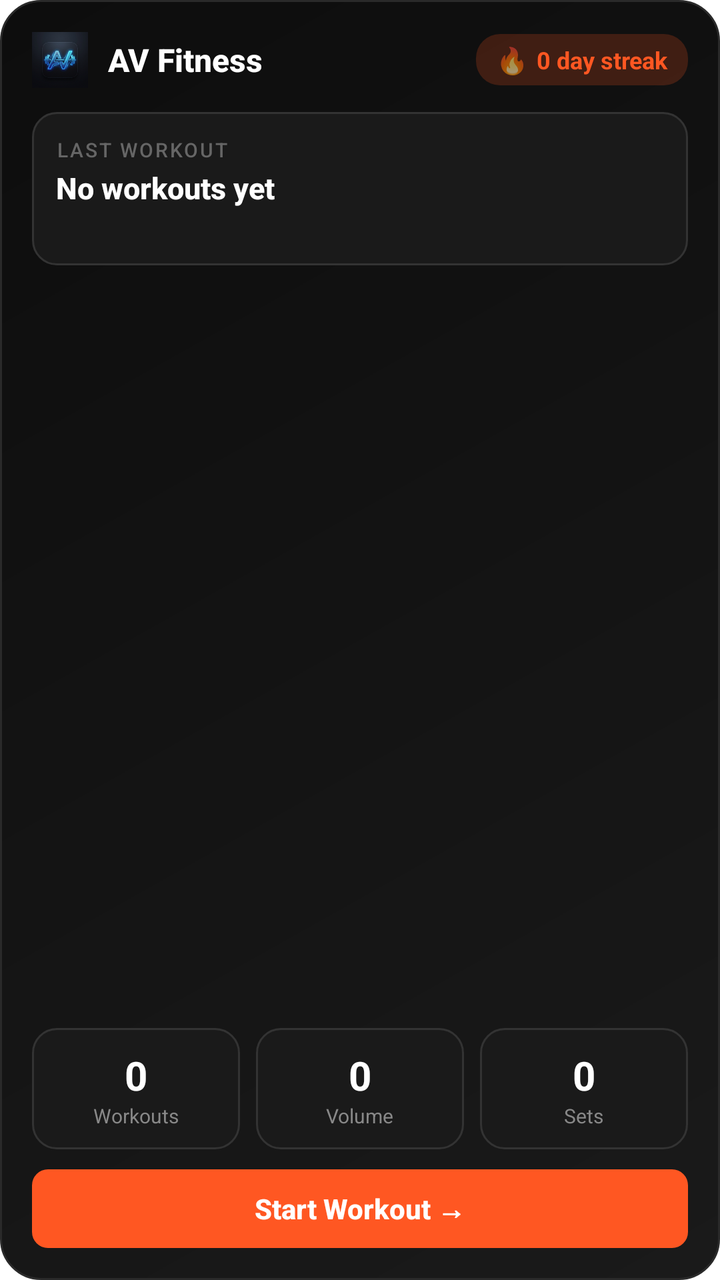
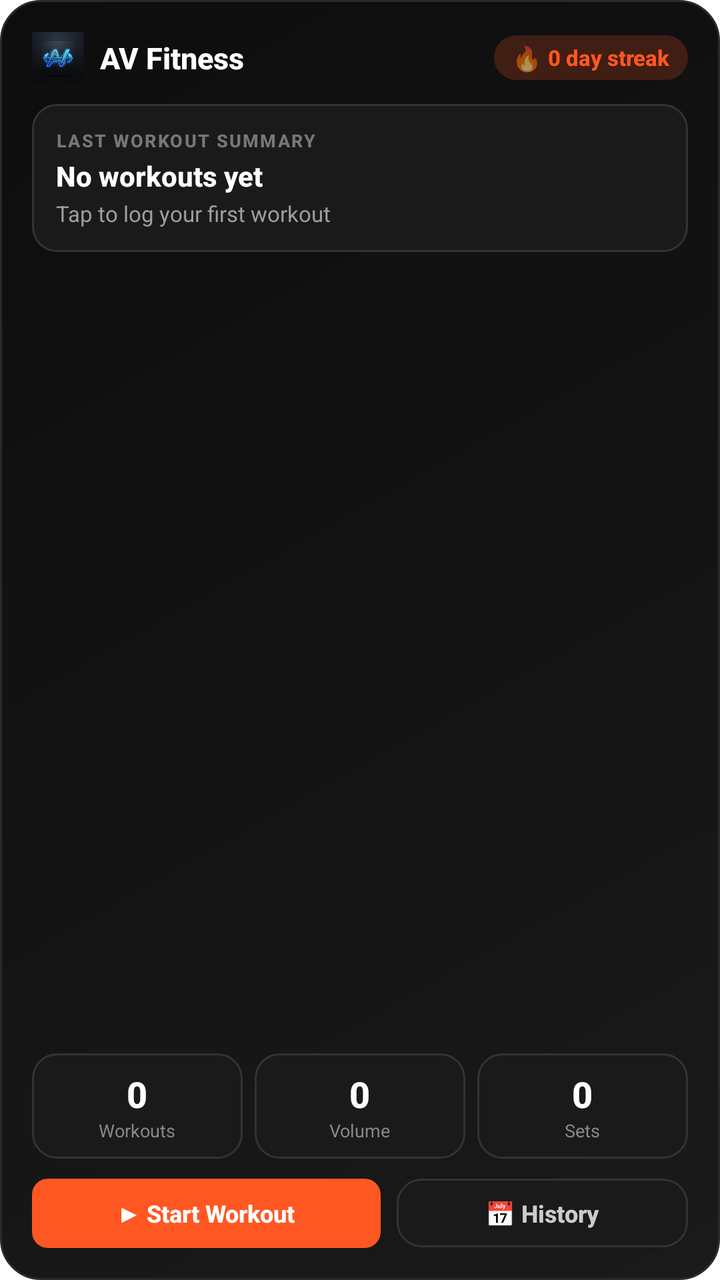

Two renders of the same Android screen: before a commit and after it. Below are the layout's source before the change and the commit's diff.
<!-- AndroidManifest.xml: fallback theme Theme.MaterialComponents.DayNight.NoActionBar -->
<!-- res/layout/widget_3x3.xml -->
<?xml version="1.0" encoding="utf-8"?>
<LinearLayout xmlns:android="http://schemas.android.com/apk/res/android"
    android:id="@+id/widget_container"
    android:layout_width="match_parent"
    android:layout_height="match_parent"
    android:orientation="vertical"
    android:background="@drawable/widget_bg"
    android:padding="16dp">

    
    <LinearLayout
        android:layout_width="match_parent"
        android:layout_height="wrap_content"
        android:orientation="horizontal"
        android:gravity="center_vertical">

        <ImageView
            android:layout_width="28dp"
            android:layout_height="28dp"
            android:src="@mipmap/launcher_icon" />

        <TextView
            android:layout_width="0dp"
            android:layout_height="wrap_content"
            android:layout_weight="1"
            android:text="AV Fitness"
            android:textColor="#FFFFFF"
            android:textSize="16sp"
            android:textStyle="bold"
            android:fontFamily="sans-serif-medium"
            android:layout_marginStart="10dp" />

        
        <LinearLayout
            android:layout_width="wrap_content"
            android:layout_height="wrap_content"
            android:orientation="horizontal"
            android:background="@drawable/widget_accent_bg"
            android:paddingStart="10dp"
            android:paddingEnd="10dp"
            android:paddingTop="4dp"
            android:paddingBottom="4dp"
            android:gravity="center">

            <TextView
                android:layout_width="wrap_content"
                android:layout_height="wrap_content"
                android:text="🔥"
                android:textSize="13sp" />

            <TextView
                android:id="@+id/streak_count"
                android:layout_width="wrap_content"
                android:layout_height="wrap_content"
                android:text="0 day streak"
                android:textColor="#FF5722"
                android:textSize="12sp"
                android:textStyle="bold"
                android:layout_marginStart="4dp" />
        </LinearLayout>
    </LinearLayout>

    
    <LinearLayout
        android:layout_width="match_parent"
        android:layout_height="wrap_content"
        android:orientation="vertical"
        android:background="@drawable/widget_stat_card_bg"
        android:padding="12dp"
        android:layout_marginTop="12dp">

        <TextView
            android:layout_width="wrap_content"
            android:layout_height="wrap_content"
            android:text="LAST WORKOUT"
            android:textColor="#666666"
            android:textSize="10sp"
            android:fontFamily="sans-serif-medium"
            android:letterSpacing="0.1" />

        <TextView
            android:id="@+id/last_workout_name"
            android:layout_width="match_parent"
            android:layout_height="wrap_content"
            android:text="No workouts yet"
            android:textColor="#FFFFFF"
            android:textSize="15sp"
            android:textStyle="bold"
            android:fontFamily="sans-serif-medium"
            android:layout_marginTop="2dp"
            android:maxLines="1"
            android:ellipsize="end" />

        <TextView
            android:id="@+id/last_workout_date"
            android:layout_width="wrap_content"
            android:layout_height="wrap_content"
            android:text=""
            android:textColor="#888888"
            android:textSize="11sp"
            android:layout_marginTop="2dp" />
    </LinearLayout>

    
    <View
        android:layout_width="match_parent"
        android:layout_height="0dp"
        android:layout_weight="1" />

    
    <LinearLayout
        android:layout_width="match_parent"
        android:layout_height="wrap_content"
        android:orientation="horizontal"
        android:gravity="center"
        android:layout_marginTop="8dp">

        
        <LinearLayout
            android:layout_width="0dp"
            android:layout_height="wrap_content"
            android:layout_weight="1"
            android:orientation="vertical"
            android:gravity="center"
            android:background="@drawable/widget_stat_card_bg"
            android:padding="10dp"
            android:layout_marginEnd="4dp">

            <TextView
                android:id="@+id/weekly_workouts"
                android:layout_width="wrap_content"
                android:layout_height="wrap_content"
                android:text="0"
                android:textColor="#FFFFFF"
                android:textSize="20sp"
                android:textStyle="bold" />

            <TextView
                android:layout_width="wrap_content"
                android:layout_height="wrap_content"
                android:text="Workouts"
                android:textColor="#888888"
                android:textSize="10sp" />
        </LinearLayout>

        
        <LinearLayout
            android:layout_width="0dp"
            android:layout_height="wrap_content"
            android:layout_weight="1"
            android:orientation="vertical"
            android:gravity="center"
            android:background="@drawable/widget_stat_card_bg"
            android:padding="10dp"
            android:layout_marginStart="4dp"
            android:layout_marginEnd="4dp">

            <TextView
                android:id="@+id/weekly_volume"
                android:layout_width="wrap_content"
                android:layout_height="wrap_content"
                android:text="0"
                android:textColor="#FFFFFF"
                android:textSize="20sp"
                android:textStyle="bold" />

            <TextView
                android:layout_width="wrap_content"
                android:layout_height="wrap_content"
                android:text="Volume"
                android:textColor="#888888"
                android:textSize="10sp" />
        </LinearLayout>

        
        <LinearLayout
            android:layout_width="0dp"
            android:layout_height="wrap_content"
            android:layout_weight="1"
            android:orientation="vertical"
            android:gravity="center"
            android:background="@drawable/widget_stat_card_bg"
            android:padding="10dp"
            android:layout_marginStart="4dp">

            <TextView
                android:id="@+id/weekly_sets"
                android:layout_width="wrap_content"
                android:layout_height="wrap_content"
                android:text="0"
                android:textColor="#FFFFFF"
                android:textSize="20sp"
                android:textStyle="bold" />

            <TextView
                android:layout_width="wrap_content"
                android:layout_height="wrap_content"
                android:text="Sets"
                android:textColor="#888888"
                android:textSize="10sp" />
        </LinearLayout>
    </LinearLayout>

    
    <TextView
        android:layout_width="match_parent"
        android:layout_height="wrap_content"
        android:text="Start Workout →"
        android:textColor="#FFFFFF"
        android:textSize="14sp"
        android:textStyle="bold"
        android:fontFamily="sans-serif-medium"
        android:gravity="center"
        android:background="@drawable/widget_button_bg"
        android:paddingTop="10dp"
        android:paddingBottom="10dp"
        android:layout_marginTop="10dp" />
</LinearLayout>
<!-- resources referenced by this layout -->
<resources>
  <!-- drawable widget_accent_bg (drawable) -->
  <?xml version="1.0" encoding="utf-8"?>
  <shape xmlns:android="http://schemas.android.com/apk/res/android">
      <solid android:color="#33FF5722" />
      <corners android:radius="12dp" />
  </shape>
  <!-- drawable widget_bg (drawable) -->
  <?xml version="1.0" encoding="utf-8"?>
  <shape xmlns:android="http://schemas.android.com/apk/res/android">
      <gradient
          android:startColor="#1A1A1A"
          android:endColor="#0D0D0D"
          android:angle="135"
          android:type="linear" />
      <corners android:radius="20dp" />
      <stroke android:width="1dp" android:color="#2A2A2A" />
  </shape>
  <!-- drawable widget_button_bg (drawable) -->
  <?xml version="1.0" encoding="utf-8"?>
  <shape xmlns:android="http://schemas.android.com/apk/res/android">
      <solid android:color="#FF5722" />
      <corners android:radius="8dp" />
  </shape>
  <!-- drawable widget_stat_card_bg (drawable) -->
  <?xml version="1.0" encoding="utf-8"?>
  <shape xmlns:android="http://schemas.android.com/apk/res/android">
      <solid android:color="#1A1A1A" />
      <corners android:radius="12dp" />
      <stroke android:width="1dp" android:color="#333333" />
  </shape>
  <!-- mipmap launcher_icon: png bitmap (mipmap-hdpi, 6231 bytes) -->
</resources>

<!-- the commit's change to res/layout/widget_3x3.xml (unified diff, before → after) -->
@@ -15,8 +15,8 @@
         android:gravity="center_vertical">
 
         <ImageView
-            android:layout_width="28dp"
-            android:layout_height="28dp"
+            android:layout_width="26dp"
+            android:layout_height="26dp"
             android:src="@mipmap/launcher_icon" />
 
         <TextView
@@ -25,10 +25,10 @@
             android:layout_weight="1"
             android:text="AV Fitness"
             android:textColor="#FFFFFF"
-            android:textSize="16sp"
+            android:textSize="15sp"
             android:textStyle="bold"
             android:fontFamily="sans-serif-medium"
-            android:layout_marginStart="10dp" />
+            android:layout_marginStart="8dp" />
 
         
         <LinearLayout
@@ -36,17 +36,17 @@
             android:layout_height="wrap_content"
             android:orientation="horizontal"
             android:background="@drawable/widget_accent_bg"
-            android:paddingStart="10dp"
-            android:paddingEnd="10dp"
-            android:paddingTop="4dp"
-            android:paddingBottom="4dp"
+            android:paddingStart="9dp"
+            android:paddingEnd="9dp"
+            android:paddingTop="3dp"
+            android:paddingBottom="3dp"
             android:gravity="center">
 
             <TextView
                 android:layout_width="wrap_content"
                 android:layout_height="wrap_content"
                 android:text="🔥"
-                android:textSize="13sp" />
+                android:textSize="12sp" />
 
             <TextView
                 android:id="@+id/streak_count"
@@ -54,9 +54,10 @@
                 android:layout_height="wrap_content"
                 android:text="0 day streak"
                 android:textColor="#FF5722"
-                android:textSize="12sp"
-                android:textStyle="bold"
-                android:layout_marginStart="4dp" />
+                android:textSize="11sp"
+                android:textStyle="bold"
+                android:fontFamily="sans-serif-medium"
+                android:layout_marginStart="3dp" />
         </LinearLayout>
     </LinearLayout>
 
@@ -67,16 +68,18 @@
         android:orientation="vertical"
         android:background="@drawable/widget_stat_card_bg"
         android:padding="12dp"
-        android:layout_marginTop="12dp">
-
-        <TextView
+        android:layout_marginTop="10dp">
+
+        <TextView
+            android:id="@+id/last_workout_label"
             android:layout_width="wrap_content"
             android:layout_height="wrap_content"
-            android:text="LAST WORKOUT"
-            android:textColor="#666666"
-            android:textSize="10sp"
+            android:text="LAST WORKOUT SUMMARY"
+            android:textColor="#777777"
+            android:textSize="9sp"
+            android:textStyle="bold"
             android:fontFamily="sans-serif-medium"
-            android:letterSpacing="0.1" />
+            android:letterSpacing="0.08" />
 
         <TextView
             android:id="@+id/last_workout_name"
@@ -84,7 +87,7 @@
             android:layout_height="wrap_content"
             android:text="No workouts yet"
             android:textColor="#FFFFFF"
-            android:textSize="15sp"
+            android:textSize="14sp"
             android:textStyle="bold"
             android:fontFamily="sans-serif-medium"
             android:layout_marginTop="2dp"
@@ -95,13 +98,15 @@
             android:id="@+id/last_workout_date"
             android:layout_width="wrap_content"
             android:layout_height="wrap_content"
-            android:text=""
-            android:textColor="#888888"
+            android:text="Tap to log your first workout"
+            android:textColor="#9E9E9E"
             android:textSize="11sp"
-            android:layout_marginTop="2dp" />
-    </LinearLayout>
-
-    
+            android:fontFamily="sans-serif"
+            android:layout_marginTop="2dp"
+            android:maxLines="1"
+            android:ellipsize="end" />
+    </LinearLayout>
+
     <View
         android:layout_width="match_parent"
         android:layout_height="0dp"
@@ -113,7 +118,8 @@
         android:layout_height="wrap_content"
         android:orientation="horizontal"
         android:gravity="center"
-        android:layout_marginTop="8dp">
+        android:layout_marginTop="6dp"
+        android:layout_marginBottom="10dp">
 
         
         <LinearLayout
@@ -123,7 +129,7 @@
             android:orientation="vertical"
             android:gravity="center"
             android:background="@drawable/widget_stat_card_bg"
-            android:padding="10dp"
+            android:padding="8dp"
             android:layout_marginEnd="4dp">
 
             <TextView
@@ -132,15 +138,17 @@
                 android:layout_height="wrap_content"
                 android:text="0"
                 android:textColor="#FFFFFF"
-                android:textSize="20sp"
-                android:textStyle="bold" />
+                android:textSize="18sp"
+                android:textStyle="bold"
+                android:fontFamily="sans-serif-medium" />
 
             <TextView
                 android:layout_width="wrap_content"
                 android:layout_height="wrap_content"
                 android:text="Workouts"
                 android:textColor="#888888"
-                android:textSize="10sp" />
+                android:textSize="9sp"
+                android:fontFamily="sans-serif" />
         </LinearLayout>
 
         
@@ -151,9 +159,9 @@
             android:orientation="vertical"
             android:gravity="center"
             android:background="@drawable/widget_stat_card_bg"
-            android:padding="10dp"
-            android:layout_marginStart="4dp"
-            android:layout_marginEnd="4dp">
+            android:padding="8dp"
+            android:layout_marginStart="2dp"
+            android:layout_marginEnd="2dp">
 
             <TextView
                 android:id="@+id/weekly_volume"
@@ -161,15 +169,17 @@
                 android:layout_height="wrap_content"
                 android:text="0"
                 android:textColor="#FFFFFF"
-                android:textSize="20sp"
-                android:textStyle="bold" />
+                android:textSize="18sp"
+                android:textStyle="bold"
+                android:fontFamily="sans-serif-medium" />
 
             <TextView
                 android:layout_width="wrap_content"
                 android:layout_height="wrap_content"
                 android:text="Volume"
                 android:textColor="#888888"
-                android:textSize="10sp" />
+                android:textSize="9sp"
+                android:fontFamily="sans-serif" />
         </LinearLayout>
 
         
@@ -180,7 +190,7 @@
             android:orientation="vertical"
             android:gravity="center"
             android:background="@drawable/widget_stat_card_bg"
-            android:padding="10dp"
+            android:padding="8dp"
             android:layout_marginStart="4dp">
 
             <TextView
@@ -189,30 +199,68 @@
                 android:layout_height="wrap_content"
                 android:text="0"
                 android:textColor="#FFFFFF"
-                android:textSize="20sp"
-                android:textStyle="bold" />
+                android:textSize="18sp"
+                android:textStyle="bold"
+                android:fontFamily="sans-serif-medium" />
 
             <TextView
                 android:layout_width="wrap_content"
                 android:layout_height="wrap_content"
                 android:text="Sets"
                 android:textColor="#888888"
-                android:textSize="10sp" />
-        </LinearLayout>
-    </LinearLayout>
-
-    
-    <TextView
-        android:layout_width="match_parent"
-        android:layout_height="wrap_content"
-        android:text="Start Workout →"
-        android:textColor="#FFFFFF"
-        android:textSize="14sp"
-        android:textStyle="bold"
-        android:fontFamily="sans-serif-medium"
-        android:gravity="center"
-        android:background="@drawable/widget_button_bg"
-        android:paddingTop="10dp"
-        android:paddingBottom="10dp"
-        android:layout_marginTop="10dp" />
+                android:textSize="9sp"
+                android:fontFamily="sans-serif" />
+        </LinearLayout>
+    </LinearLayout>
+
+    
+    <LinearLayout
+        android:layout_width="match_parent"
+        android:layout_height="wrap_content"
+        android:orientation="horizontal"
+        android:gravity="center">
+
+        
+        <LinearLayout
+            android:id="@+id/btn_start_workout"
+            android:layout_width="0dp"
+            android:layout_height="wrap_content"
+            android:layout_weight="1.2"
+            android:orientation="horizontal"
+            android:background="@drawable/widget_button_bg"
+            android:paddingVertical="9dp"
+            android:gravity="center">
+
+            <TextView
+                android:layout_width="wrap_content"
+                android:layout_height="wrap_content"
+                android:text="▶ Start Workout"
+                android:textColor="#FFFFFF"
+                android:textSize="12sp"
+                android:textStyle="bold"
+                android:fontFamily="sans-serif-medium" />
+        </LinearLayout>
+
+        
+        <LinearLayout
+            android:id="@+id/btn_history"
+            android:layout_width="0dp"
+            android:layout_height="wrap_content"
+            android:layout_weight="1"
+            android:orientation="horizontal"
+            android:background="@drawable/widget_stat_card_bg"
+            android:paddingVertical="9dp"
+            android:gravity="center"
+            android:layout_marginStart="8dp">
+
+            <TextView
+                android:layout_width="wrap_content"
+                android:layout_height="wrap_content"
+                android:text="📅 History"
+                android:textColor="#CCCCCC"
+                android:textSize="12sp"
+                android:textStyle="bold"
+                android:fontFamily="sans-serif-medium" />
+        </LinearLayout>
+    </LinearLayout>
 </LinearLayout>
